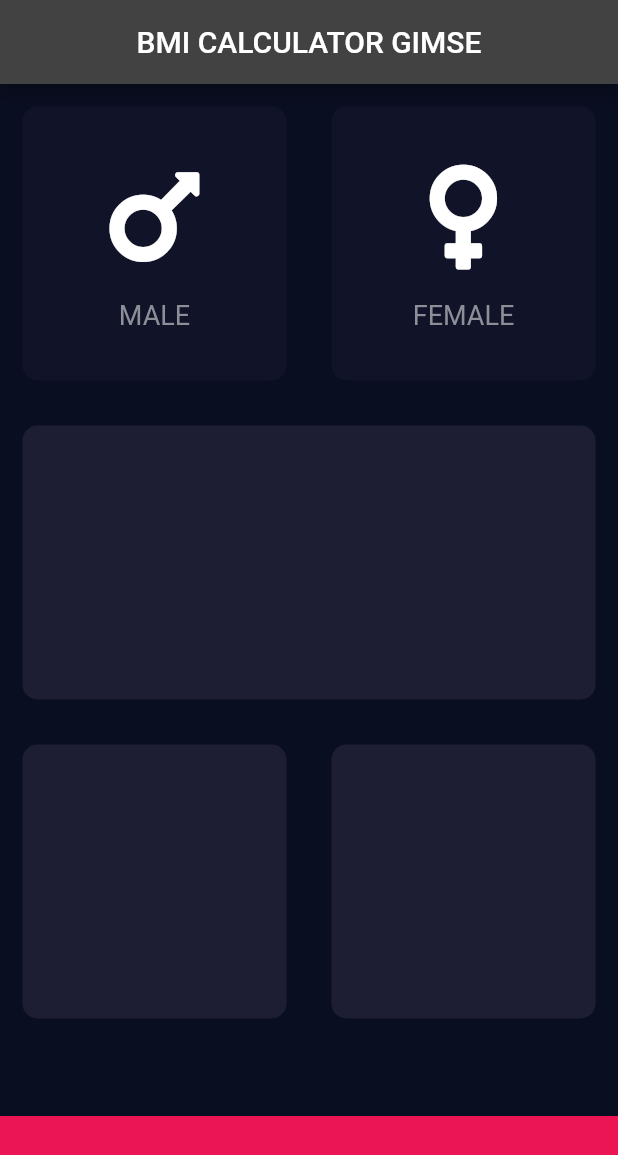
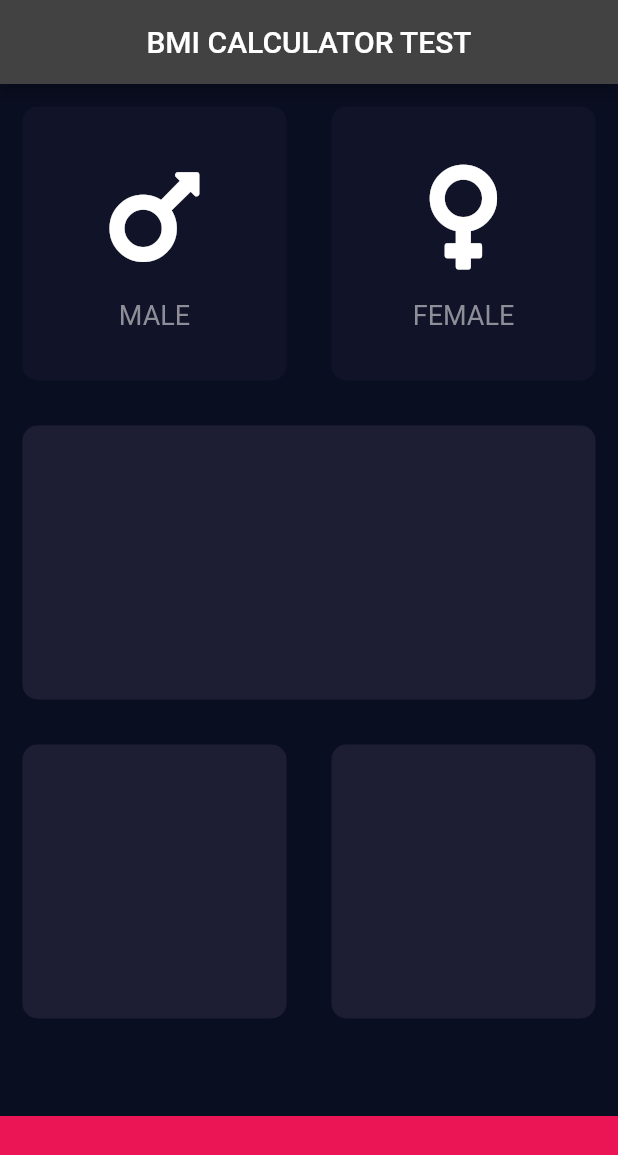
Before and after one commit to HaraldGI/BMI_GAP, a Flutter app: the screen it shows after launch, on a phone screen of 412 x 824 dp. Shown: the top 1155 px of the screen. Run offline on Flutter 3.47's test engine with Material 2 defaults, Android fonts, the phone set to English and light mode, and no system bars; our stand-ins replace font_awesome_flutter.

Commit message:
Just a test

```diff
--- a/lib/input_page.dart
+++ b/lib/input_page.dart
@@ -31,7 +31,7 @@ class _InputPageState extends State<InputPage> {
       appBar: AppBar(
         title: Center(
           // For å sentrere AppBar'en.
-          child: Text('BMI CALCULATOR GIMSE'),
+          child: Text('BMI CALCULATOR TEST'),
         ),
       ),
       body: Column(
```
